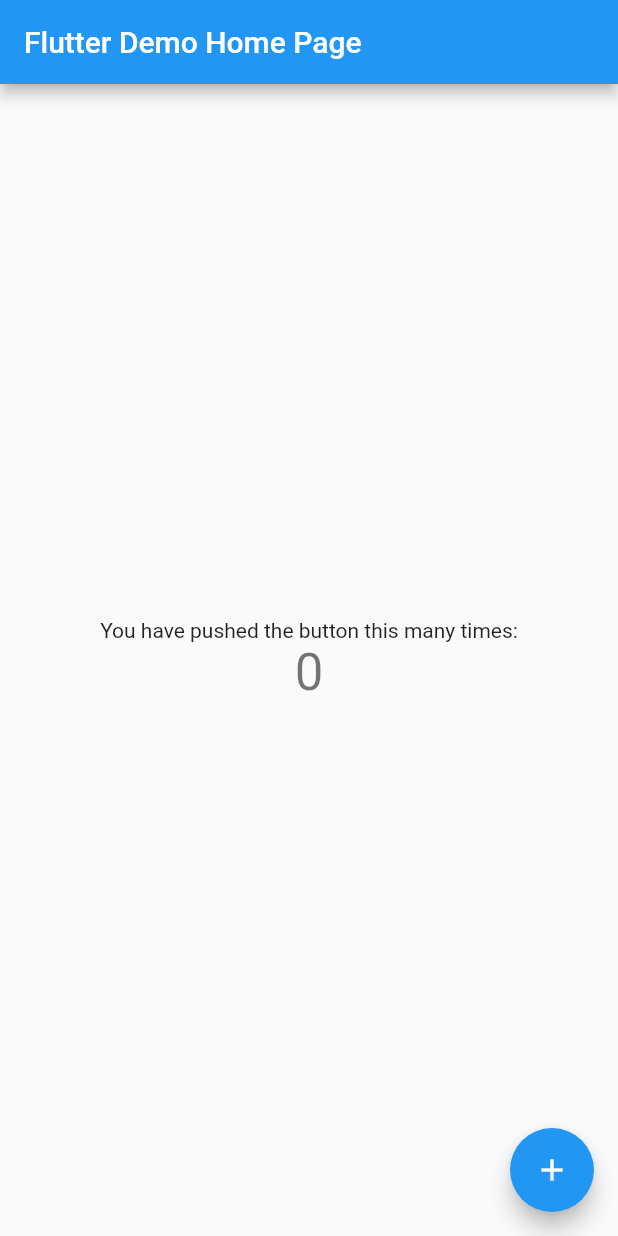
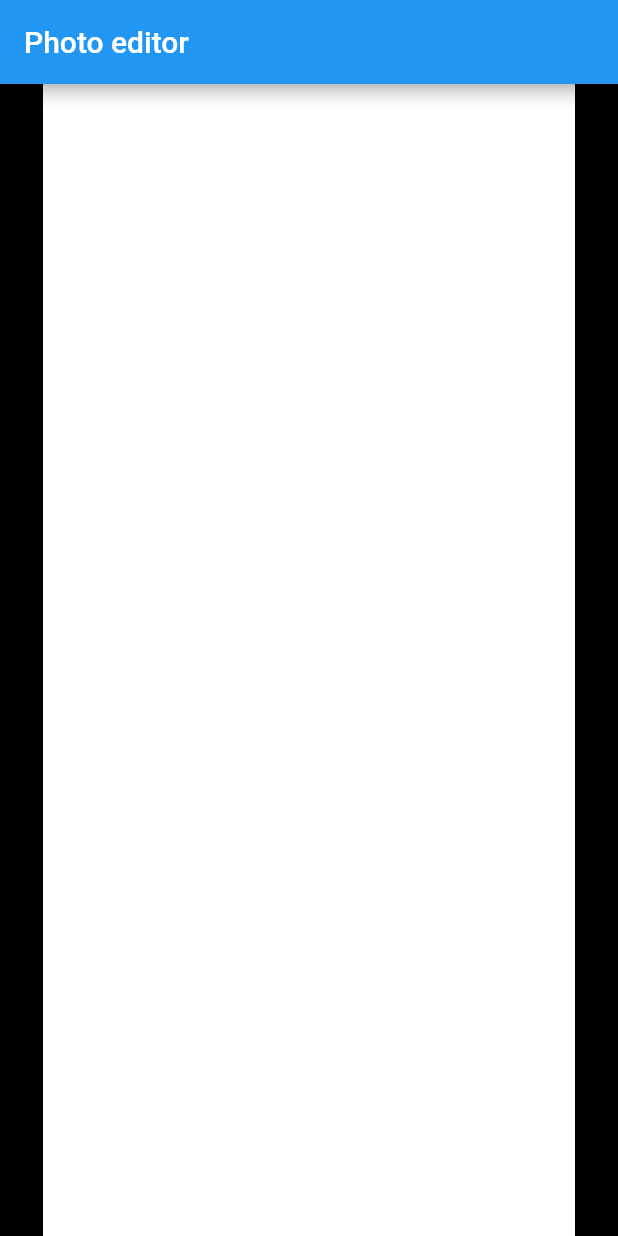
Before and after one commit to melvinjariwala/canvas_craft, a Flutter app: the screen it shows after launch, on a phone screen of 412 x 824 dp. Run offline on Flutter 3.47's test engine with Material 2 defaults, Android fonts, the phone set to English and light mode, and no system bars; drawn by our look-alikes of photo_view.

Commit message:
Editing Screen

```diff
--- a/lib/main.dart
+++ b/lib/main.dart
@@ -1,3 +1,4 @@
+import 'package:canvas_craft/screens/editing_screen.dart';
 import 'package:flutter/material.dart';
 
 void main() {
@@ -7,109 +8,14 @@
 class MyApp extends StatelessWidget {
   const MyApp({super.key});
 
-  // This widget is the root of your application.
   @override
   Widget build(BuildContext context) {
     return MaterialApp(
       title: 'Flutter Demo',
       theme: ThemeData(
-        // This is the theme of your application.
-        //
-        // Try running your application with "flutter run". You'll see the
-        // application has a blue toolbar. Then, without quitting the app, try
-        // changing the primarySwatch below to Colors.green and then invoke
-        // "hot reload" (press "r" in the console where you ran "flutter run",
-        // or simply save your changes to "hot reload" in a Flutter IDE).
-        // Notice that the counter didn't reset back to zero; the application
-        // is not restarted.
         primarySwatch: Colors.blue,
       ),
-      home: const MyHomePage(title: 'Flutter Demo Home Page'),
+      home: const EditingScreen(),
     );
   }
 }
-
-class MyHomePage extends StatefulWidget {
-  const MyHomePage({super.key, required this.title});
-
-  // This widget is the home page of your application. It is stateful, meaning
-  // that it has a State object (defined below) that contains fields that affect
-  // how it looks.
-
-  // This class is the configuration for the state. It holds the values (in this
-  // case the title) provided by the parent (in this case the App widget) and
-  // used by the build method of the State. Fields in a Widget subclass are
-  // always marked "final".
-
-  final String title;
-
-  @override
-  State<MyHomePage> createState() => _MyHomePageState();
-}
-
-class _MyHomePageState extends State<MyHomePage> {
-  int _counter = 0;
-
-  void _incrementCounter() {
-    setState(() {
-      // This call to setState tells the Flutter framework that something has
-      // changed in this State, which causes it to rerun the build method below
-      // so that the display can reflect the updated values. If we changed
-      // _counter without calling setState(), then the build method would not be
-      // called again, and so nothing would appear to happen.
-      _counter++;
-    });
-  }
-
-  @override
-  Widget build(BuildContext context) {
-    // This method is rerun every time setState is called, for instance as done
-    // by the _incrementCounter method above.
-    //
-    // The Flutter framework has been optimized to make rerunning build methods
-    // fast, so that you can just rebuild anything that needs updating rather
-    // than having to individually change instances of widgets.
-    return Scaffold(
-      appBar: AppBar(
-        // Here we take the value from the MyHomePage object that was created by
-        // the App.build method, and use it to set our appbar title.
-        title: Text(widget.title),
-      ),
-      body: Center(
-        // Center is a layout widget. It takes a single child and positions it
-        // in the middle of the parent.
-        child: Column(
-          // Column is also a layout widget. It takes a list of children and
-          // arranges them vertically. By default, it sizes itself to fit its
-          // children horizontally, and tries to be as tall as its parent.
-          //
-          // Invoke "debug painting" (press "p" in the console, choose the
-          // "Toggle Debug Paint" action from the Flutter Inspector in Android
-          // Studio, or the "Toggle Debug Paint" command in Visual Studio Code)
-          // to see the wireframe for each widget.
-          //
-          // Column has various properties to control how it sizes itself and
-          // how it positions its children. Here we use mainAxisAlignment to
-          // center the children vertically; the main axis here is the vertical
-          // axis because Columns are vertical (the cross axis would be
-          // horizontal).
-          mainAxisAlignment: MainAxisAlignment.center,
-          children: <Widget>[
-            const Text(
-              'You have pushed the button this many times:',
-            ),
-            Text(
-              '$_counter',
-              style: Theme.of(context).textTheme.headline4,
-            ),
-          ],
-        ),
-      ),
-      floatingActionButton: FloatingActionButton(
-        onPressed: _incrementCounter,
-        tooltip: 'Increment',
-        child: const Icon(Icons.add),
-      ), // This trailing comma makes auto-formatting nicer for build methods.
-    );
-  }
-}
--- /dev/null
+++ b/lib/screens/editing_screen.dart
@@ -0,0 +1,27 @@
+import 'package:flutter/material.dart';
+import 'package:photo_view/photo_view.dart';
+import 'package:photo_view/photo_view_gallery.dart';
+
+class EditingScreen extends StatelessWidget {
+  const EditingScreen({super.key});
+
+  @override
+  Widget build(BuildContext context) {
+    return Scaffold(
+      appBar: AppBar(
+        title: const Text("Photo editor"),
+      ),
+      body: PhotoViewGallery.builder(
+        itemCount: 1,
+        builder: (context, index) {
+          return PhotoViewGalleryPageOptions(
+              imageProvider: const AssetImage('assets/blank.jpg'),
+              minScale: PhotoViewComputedScale.contained,
+              maxScale: PhotoViewComputedScale.covered * 2);
+        },
+        scrollPhysics: const BouncingScrollPhysics(),
+        backgroundDecoration: const BoxDecoration(color: Colors.black),
+      ),
+    );
+  }
+}
```
Also changed, not shown: pubspec.yaml (+8 -7 lines), assets/blank.jpg (added), pubspec.lock, 7 other files.
